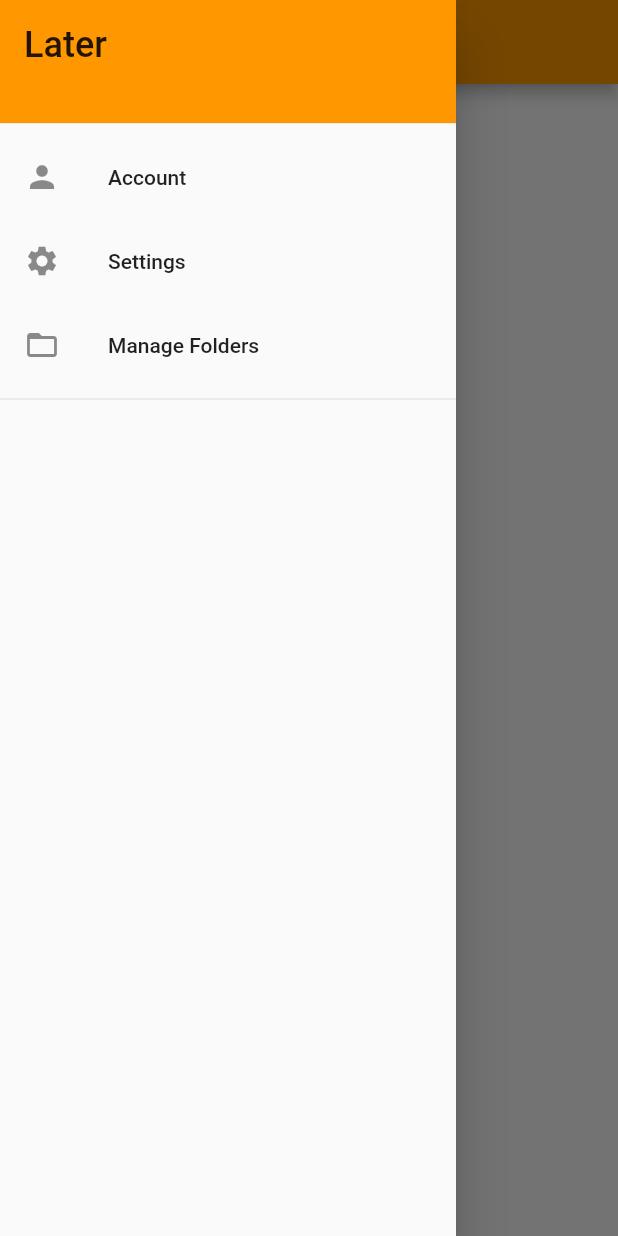
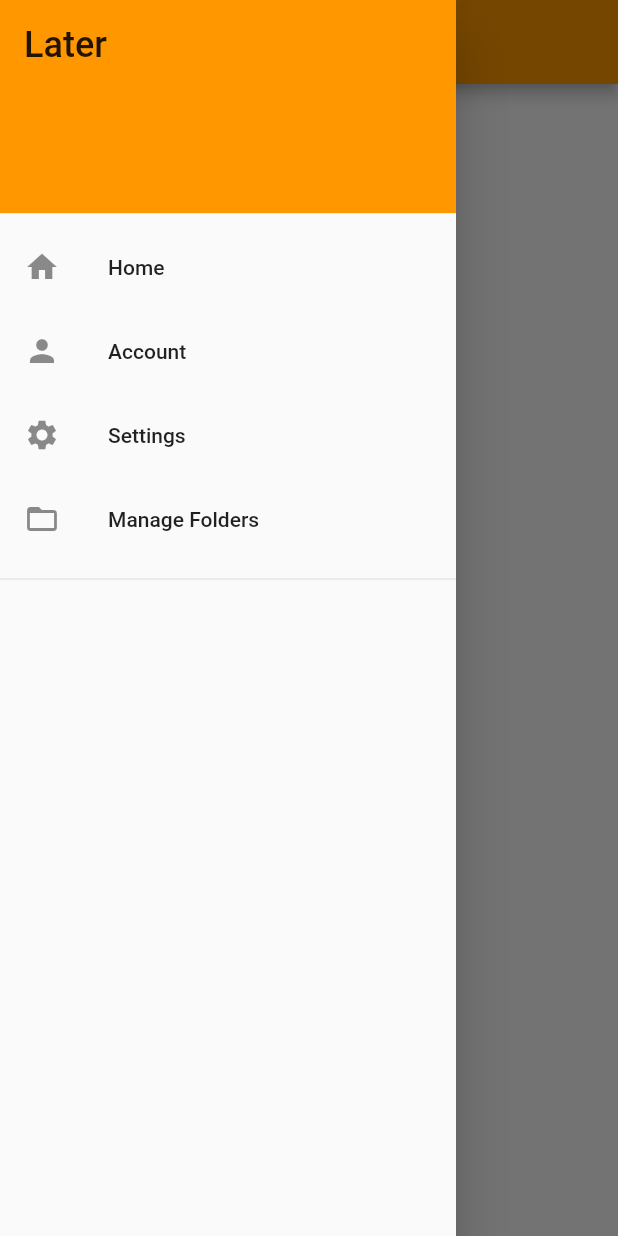
Before and after one commit to PeterTheSalmon/later_flutter, a Flutter app: the screen it shows once a user with an empty profile is signed in, with the side drawer open, on a phone screen of 412 x 824 dp. Run offline on Flutter 3.47's test engine with Material 2 defaults, Android fonts, the phone set to English and light mode, and no system bars; our stand-ins replace cloud_firestore, firebase_auth, firebase_core; accounts and stored records are empty.

Commit message:
updated folder and link views

```diff
--- a/lib/main.dart
+++ b/lib/main.dart
@@ -11,7 +11,7 @@ void main() async {
   await Firebase.initializeApp(options: DefaultFirebaseOptions.currentPlatform);
   runApp(const LaterApp());
 }
-
+//sUzP8K7^nkZ
 class LaterApp extends StatelessWidget {
   const LaterApp({Key? key}) : super(key: key);
 
--- a/lib/views/home_page.dart
+++ b/lib/views/home_page.dart
@@ -1,7 +1,6 @@
-import 'package:firebase_auth/firebase_auth.dart';
 import 'package:flutter/material.dart';
 import 'package:later_flutter/services/authentication_service.dart';
-import 'package:later_flutter/views/folder_list.dart';
+import 'package:later_flutter/views/standard_drawer.dart';
 import 'package:provider/provider.dart';
 
 class HomePage extends StatelessWidget {
@@ -13,38 +12,8 @@ class HomePage extends StatelessWidget {
       appBar: AppBar(
         title: const Text("Later"),
       ),
-      drawer: Drawer(
-        child: Column(
-          children: [
-            SizedBox(
-                width: 310,
-                height: 90,
-                child: DrawerHeader(
-                    decoration: const BoxDecoration(color: Colors.orange),
-                    child: Column(
-                      crossAxisAlignment: CrossAxisAlignment.start,
-                      children: [
-                        const Text("Later",
-                            style: TextStyle(fontSize: 24)),
-                        Text(FirebaseAuth.instance.currentUser!.email!)
-                      ],
-                    ))),
-            const ListTile(
-              title: Text("Account"),
-              leading: Icon(Icons.person),
-            ),
-            const ListTile(
-              title: Text("Settings"),
-              leading: Icon(Icons.settings),
-            ),
-            const ListTile(
-              title: Text("Manage Folders"),
-              leading: Icon(Icons.folder_open),
-            ),
-            const Divider(),
-            const Expanded(child: FolderList())
-          ],
-        ),
+      drawer: const Drawer(
+        child: StandardDrawer()
       ),
       body: Padding(
           padding: const EdgeInsets.all(50.0),
--- /dev/null
+++ b/lib/views/standard_drawer.dart
@@ -0,0 +1,54 @@
+import 'package:firebase_auth/firebase_auth.dart';
+import 'package:flutter/material.dart';
+import 'package:later_flutter/views/folder_list.dart';
+import 'package:later_flutter/views/home_page.dart';
+
+class StandardDrawer extends StatelessWidget {
+  const StandardDrawer({
+    Key? key,
+  }) : super(key: key);
+
+  @override
+  Widget build(BuildContext context) {
+    return Column(
+      children: [
+        SizedBox(
+            width: 310,
+            height: 150,
+            child: DrawerHeader(
+                decoration: const BoxDecoration(color: Colors.orange),
+                child: Column(
+                  crossAxisAlignment: CrossAxisAlignment.start,
+                  children: [
+                    const Text("Later", style: TextStyle(fontSize: 24)),
+                    Text(FirebaseAuth.instance.currentUser!.email!)
+                  ],
+                ))),
+        ListTile(
+          title: const Text("Home"),
+          leading: const Icon(Icons.home),
+          onTap: () {
+            Navigator.pushReplacement(context, MaterialPageRoute(builder: (context) => const HomePage()));
+          },
+        ),
+        const ListTile(
+          title: Text("Account"),
+          leading: Icon(Icons.person),
+        ),
+        const ListTile(
+          title: Text("Settings"),
+          leading: Icon(Icons.settings),
+        ),
+        SizedBox(
+          height: 60,
+          child: const ListTile(
+            title: Text("Manage Folders"),
+            leading: Icon(Icons.folder_open),
+          ),
+        ),
+        const Divider(),
+        const Expanded(child: FolderList())
+      ],
+    );
+  }
+}
```
Also changed, not shown: lib/views/folder_list.dart (+12 -2 lines), lib/views/folder_view.dart (added, +45 -0 lines).
